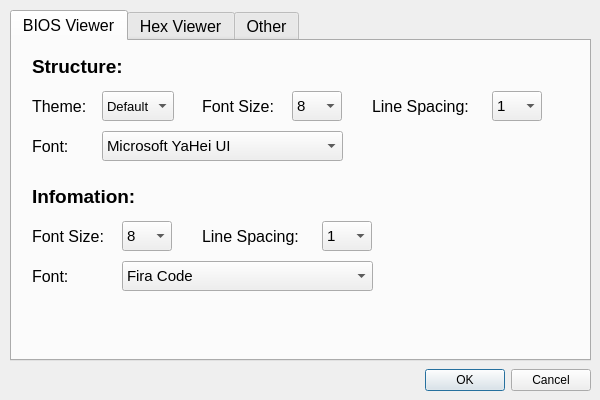
Qt form SettingsDialog.ui (stephan-zhuchen/BIOS-Viewer) before a commit.
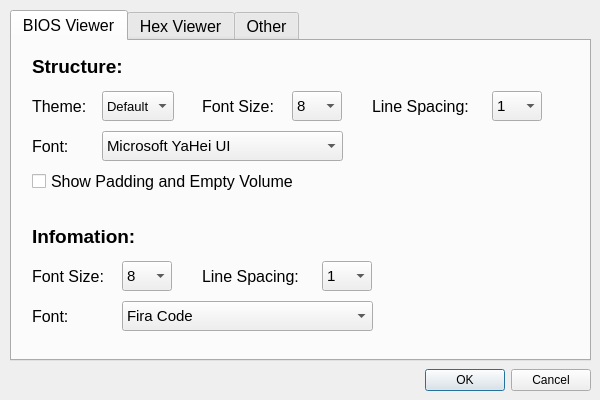
The same form after that commit. Icons and pictures are not drawn.

Commit message: BIOS Viewer 0.9.6 1. add show padding setting 2. add exception check for non BIOS image

Diff of the .ui file:
```diff
--- a/SettingsDialog.ui
+++ b/SettingsDialog.ui
@@ -336,7 +336,7 @@
      <property name="geometry">
       <rect>
        <x>20</x>
-       <y>140</y>
+       <y>180</y>
        <width>111</width>
        <height>30</height>
       </rect>
@@ -355,7 +355,7 @@
      <property name="geometry">
       <rect>
        <x>310</x>
-       <y>180</y>
+       <y>220</y>
        <width>50</width>
        <height>30</height>
       </rect>
@@ -415,7 +415,7 @@
      <property name="geometry">
       <rect>
        <x>20</x>
-       <y>180</y>
+       <y>220</y>
        <width>81</width>
        <height>30</height>
       </rect>
@@ -433,7 +433,7 @@
      <property name="geometry">
       <rect>
        <x>190</x>
-       <y>180</y>
+       <y>220</y>
        <width>101</width>
        <height>30</height>
       </rect>
@@ -451,7 +451,7 @@
      <property name="geometry">
       <rect>
        <x>110</x>
-       <y>180</y>
+       <y>220</y>
        <width>50</width>
        <height>30</height>
       </rect>
@@ -501,7 +501,7 @@
      <property name="geometry">
       <rect>
        <x>110</x>
-       <y>220</y>
+       <y>260</y>
        <width>251</width>
        <height>30</height>
       </rect>
@@ -531,7 +531,7 @@
      <property name="geometry">
       <rect>
        <x>20</x>
-       <y>220</y>
+       <y>260</y>
        <width>41</width>
        <height>30</height>
       </rect>
@@ -545,6 +545,19 @@
       <string>Font:</string>
      </property>
     </widget>
+    <widget class="QCheckBox" name="showPaddingBox">
+     <property name="geometry">
+      <rect>
+       <x>20</x>
+       <y>130</y>
+       <width>311</width>
+       <height>20</height>
+      </rect>
+     </property>
+     <property name="text">
+      <string>Show Padding and Empty Volume</string>
+     </property>
+    </widget>
    </widget>
    <widget class="QWidget" name="hexTab">
     <attribute name="title">
```
Left out of the diff: 8 changed lines with no effect on the pictures. The commit also changes 19 other files.
